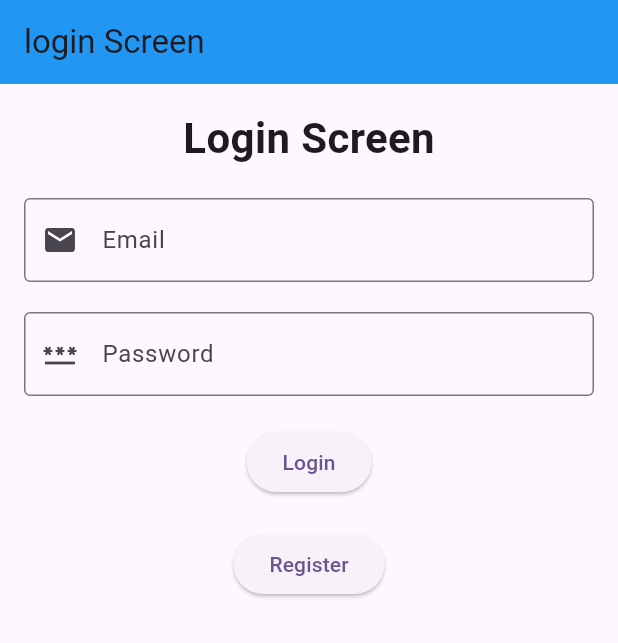
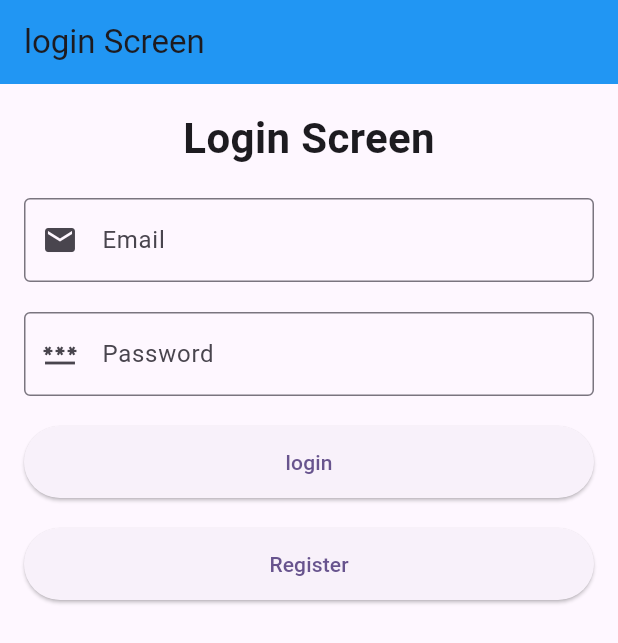
Before and after one commit to MMFPR/bootcamp4_first_app, a Flutter app: the screen it shows after launch, on a phone screen of 412 x 824 dp. Shown: the top 643 px of the screen. Run offline on Flutter 3.47's test engine with Material 3 defaults, Android fonts, the phone set to English and light mode, and no system bars.

Commit message:
Update auth module: added API config, UI screens, and data models for registration flow

```diff
--- a/lib/core/config/api_config.dart
+++ b/lib/core/config/api_config.dart
@@ -1,4 +1,5 @@
 class ApiConfig {
-  static const String baseUrl ="";
-  static const String loginEndpoint ="$baseUrl/Auth/login";
+  static const String baseUrl = "https://kj83514k-7198.uks1.devtunnels.ms/api";
+  static const String loginEndpoint = "$baseUrl/Auth/login";
+  static const String registerEndpoint = "$baseUrl/Auth/register";
 }
--- /dev/null
+++ b/lib/core/features/auth/data/models/register_request.dart
@@ -0,0 +1,35 @@
+class RegisterRequest {
+  final String firstName;
+  final String lastName;
+  final String gender; // "male" or "female"
+  final DateTime birthDate;
+  final String email;
+  final String password;
+  final String confirmPassword;
+  final String country;
+  final String phone;
+
+  RegisterRequest({
+    required this.firstName,
+    required this.lastName,
+    required this.gender,
+    required this.birthDate,
+    required this.email,
+    required this.password,
+    required this.confirmPassword,
+    required this.country,
+    required this.phone,
+  });
+
+  Map<String, dynamic> toJson() => {
+        'firstName': firstName,
+        'lastName': lastName,
+        'gender': gender,
+        'birthDate': birthDate.toIso8601String(),
+        'email': email,
+        'password': password,
+        // 'confirmPassword': confirmPassword,
+        'country': country,
+        'phone': phone,
+      };
+}
--- /dev/null
+++ b/lib/core/features/auth/data/models/register_response.dart
@@ -0,0 +1,22 @@
+class RegisterResponse {
+  final String userId;
+  final String firstName;
+  final String lastName;
+  final String email;
+
+  RegisterResponse({
+    required this.userId,
+    required this.firstName,
+    required this.lastName,
+    required this.email,
+  });
+
+  factory RegisterResponse.fromJson(Map<String, dynamic> json) {
+    return RegisterResponse(
+      userId: json['userId']?.toString() ?? '',
+      firstName: json['firstName'] ?? '',
+      lastName: json['lastName'] ?? '',
+      email: json['email'] ?? '',
+    );
+  }
+}
--- a/lib/core/features/auth/presentation/screens/login_screen.dart
+++ b/lib/core/features/auth/presentation/screens/login_screen.dart
@@ -1,6 +1,10 @@
+import 'package:bootcamp4_first_app/core/features/auth/presentation/widgets/primary_button.dart';
 import 'package:flutter/material.dart';
 
+import '../../data/models/login_request.dart';
+import '../../data/services/auth_api_service.dart';
 import '../widgets/app_text_from.dart';
+import 'home_screen.dart';
 import 'register_screen.dart';
 
 class LoginScreen extends StatefulWidget {
@@ -14,6 +18,44 @@ class _LoginScreenState extends State<LoginScreen> {
   final _formKey = GlobalKey<FormState>();
   final _email = TextEditingController();
   final _password = TextEditingController();
+  final _api = AuthApiService();
+
+  bool _loading = false;
+
+  Future<void> _onLogin() async {
+    if (!_formKey.currentState!.validate()) return;
+
+    setState(() => _loading = true);
+
+    try {
+      final req = LoginRequest(
+        email: _email.text.trim(),
+        password: _password.text.trim(),
+      );
+
+      final res = await _api.login(req);
+
+      if (!mounted) return;
+
+      ScaffoldMessenger.of(context).showSnackBar(
+        SnackBar(content: Text('✔️ Welcome ${res.firstName}')),
+      );
+
+      // الانتقال إلى HomeScreen
+      Navigator.of(context).pushReplacement(
+        MaterialPageRoute(builder: (_) => const HomeScreen()),
+      );
+    } catch (e) {
+      if (!mounted) return;
+
+      ScaffoldMessenger.of(context).showSnackBar(
+        SnackBar(content: Text('❌ $e')),
+      );
+    } finally {
+      if (mounted) setState(() => _loading = false);
+    }
+  }
+
   @override
   Widget build(BuildContext context) {
     return Scaffold(
@@ -54,18 +96,25 @@ class _LoginScreenState extends State<LoginScreen> {
                 SizedBox(
                   height: 20,
                 ),
-                    ElevatedButton(onPressed: () {}, child: Text('Login')),
+                PrimaryButton(
+                  text: "login",
+                  loading: _loading,
+                  onPressed: _onLogin,
+                ),
                 SizedBox(
                   height: 20,
                 ),
-                    ElevatedButton(
+                PrimaryButton(
+                  text: "Register",
+                  loading: _loading,
                   onPressed: () {
                     Navigator.of(context).push(
                       MaterialPageRoute(
-                                builder: (_) => const RegisterScreen()),
+                        builder: (_) => const RegisterScreen(),
+                      ),
                     );
                   },
-                        child: Text('Register'))
+                ),
               ],
             )),
       ),
--- /dev/null
+++ b/lib/core/features/auth/presentation/widgets/primary_button.dart
@@ -0,0 +1,32 @@
+import 'package:flutter/material.dart';
+
+class PrimaryButton extends StatelessWidget {
+  final String text;
+  final VoidCallback onPressed;
+  final bool loading;
+
+  const PrimaryButton({
+    super.key,
+    required this.text,
+    required this.onPressed,
+    this.loading = false,
+  });
+
+  @override
+  Widget build(BuildContext context) {
+    return SizedBox(
+      width: double.infinity,
+      height: 48,
+      child: ElevatedButton(
+        onPressed: loading ? null : onPressed,
+        child: loading
+            ? const SizedBox(
+          height: 22,
+          width: 22,
+          child: CircularProgressIndicator(strokeWidth: 2),
+        )
+            : Text(text),
+      ),
+    );
+  }
+}
```
Also changed, not shown: lib/core/features/auth/data/services/auth_api_service.dart (+28 -0 lines), lib/core/features/auth/presentation/screens/home_screen.dart (added, +19 -0 lines). Lines whose indentation alone changed are shown as unchanged.
